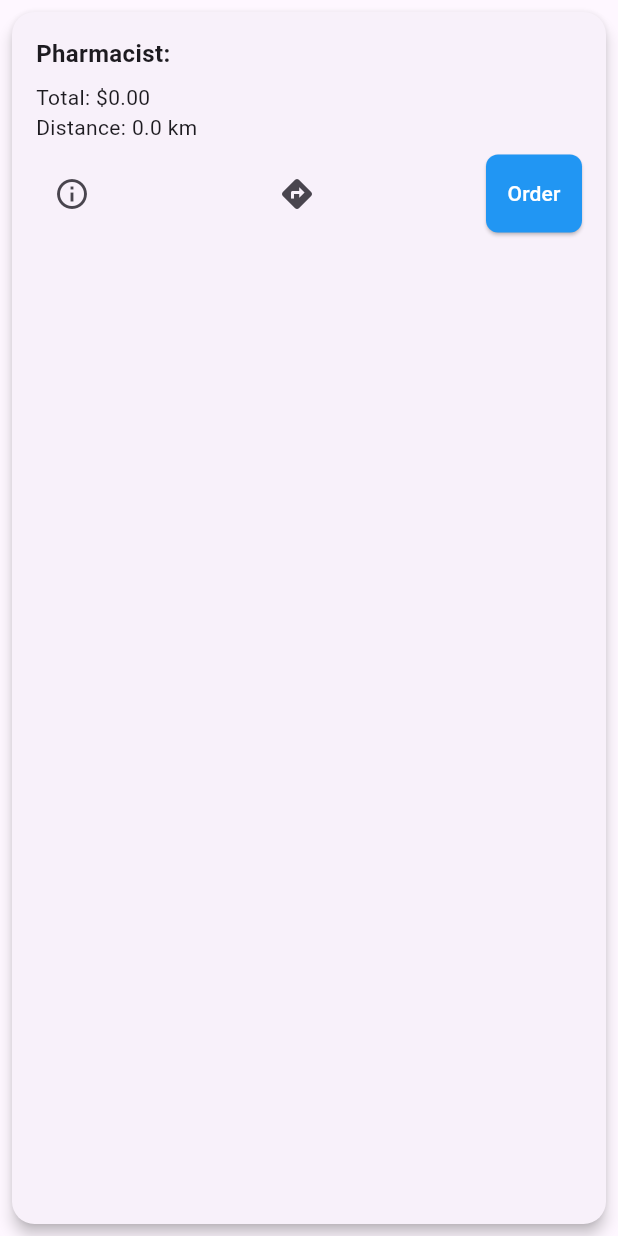
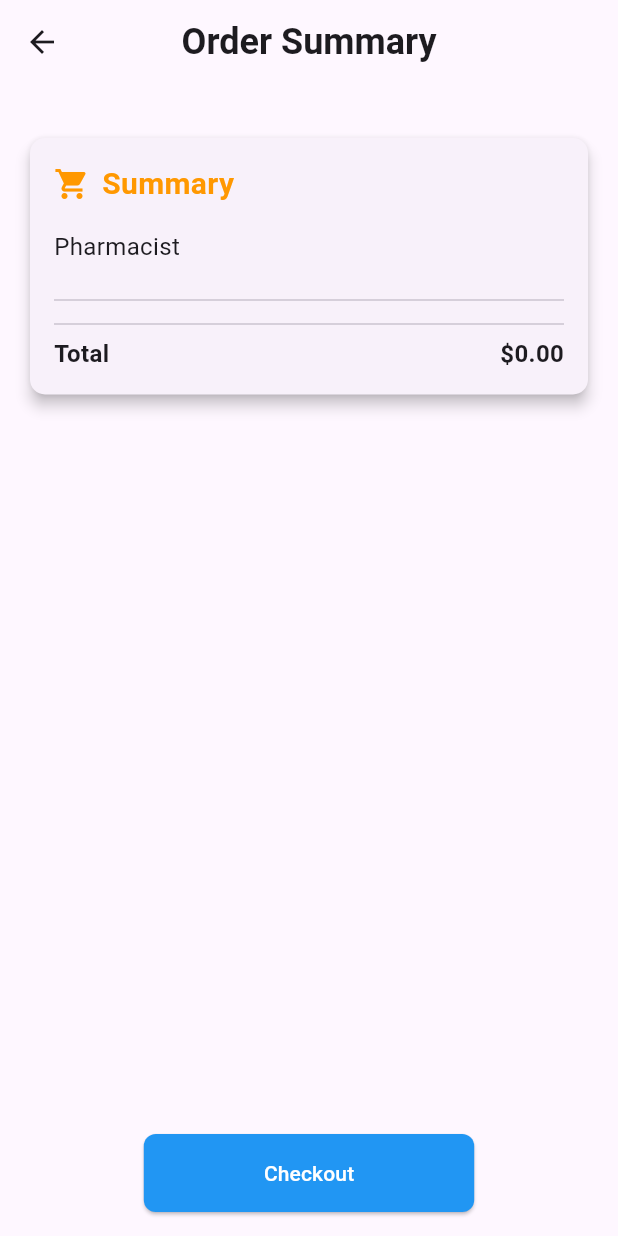
Before and after one commit to shashidil/Mediconnect_Mobile, a Flutter app: the ResponseCard widget shown alone on an empty page, opened directly with empty values, after a tap on "Order", on a phone screen of 412 x 824 dp. Run offline on Flutter 3.47's test engine with Material 3 defaults, Android fonts, the phone set to English and light mode, and no system bars; our stand-ins replace firebase_core, firebase_messaging, fl_chart, flutter_local_notifications, flutter_secure_storage, image_picker; missing offline and left inert: flutter_stripe, stomp_dart_client; accounts and stored records are empty; network calls fail.

Commit message:
fix-stripe error

```diff
--- a/lib/Screen/Login.dart
+++ b/lib/Screen/Login.dart
@@ -168,11 +168,11 @@ class _LoginScreenState extends State<LoginScreen> {
                 WidgetHelpers.buildCommonButton(
                   text: 'Login',
                   onPressed: _login,
-                  backgroundColor: Colors.blue,
+                  backgroundColor: const Color(0xFF2E384D),
                   textColor: Colors.white,
                   borderRadius: 10.0,
                   paddingVertical: 16.0,
-                  paddingHorizontal: 5,
+                  paddingHorizontal: 50,
                 ),
                 const SizedBox(height: 20),
                 Row(
--- a/lib/Screen/PaymentScreen.dart
+++ b/lib/Screen/PaymentScreen.dart
@@ -1,224 +1,192 @@
-// import 'package:flutter/material.dart';
-// import 'package:flutter_stripe/flutter_stripe.dart' as stripe; // Alias the Stripe package
-// import '../Model/ResponseData.dart';
-// import '../Sevices/API/OrderAPI.dart';
-// import '../Sevices/Auth/UserSession.dart';
-// import '../Widget/Common/PurchaseSuccess.dart';
-//
-// class PaymentScreen extends StatefulWidget {
-//   final ResponseData data;
-//
-//   const PaymentScreen({Key? key, required this.data}) : super(key: key);
-//
-//   @override
-//   _PaymentScreenState createState() => _PaymentScreenState();
-// }
-//
-// class _PaymentScreenState extends State<PaymentScreen> {
-//   late String orderNumber;
-//   bool isOrderCompleted = false;
-//   stripe.CardFieldInputDetails? cardDetails;
-//   TextEditingController _cardHolderNameController = TextEditingController();
-//   String cardType = 'Visa';
-//   String orderType = 'Pickup';
-//
-//   @override
-//   void initState() {
-//     super.initState();
-//     orderNumber = 'ORD#${DateTime.now().millisecondsSinceEpoch}';
-//   }
-//
-//   Future<void> handleOrderCompletion() async {
-//     setState(() {
-//       isOrderCompleted = true;
-//     });
-//   }
-//
-//   Future<void> handlePayment() async {
-//     if (cardDetails == null || !cardDetails!.complete) {
-//       ScaffoldMessenger.of(context).showSnackBar(
-//         SnackBar(content: Text('Please enter your card details')),
-//       );
-//       return;
-//     }
-//
-//     if (_cardHolderNameController.text.isEmpty) {
-//       ScaffoldMessenger.of(context).showSnackBar(
-//         SnackBar(content: Text('Please enter the card holder\'s name')),
-//       );
-//       return;
-//     }
-//
-//     try {
-//       final paymentMethod = await stripe.Stripe.instance.createPaymentMethod(
-//         params: stripe.PaymentMethodParams.card(
-//           paymentMethodData: stripe.PaymentMethodData(
-//             billingDetails: stripe.BillingDetails(
-//               name: _cardHolderNameController.text, // Card holder's name
-//             ),
-//           ),
-//         ),
-//       );
-//
-//       final response = await OrderAPI.processOrderPayment(
-//         widget.data.id,
-//         orderNumber,
-//         widget.data.pharmacistId ?? 0, // Provide a fallback if pharmacistId is null
-//         int.parse(await UserSession.getUserId() ?? '0'), // Handle userId as nullable
-//         cardType, // Payment method type
-//         widget.data.total,
-//         paymentMethod.id, // Pass the PaymentMethod ID to the backend
-//       );
-//
-//       if (response['success']) {
-//         handleOrderCompletion();
-//       } else {
-//         ScaffoldMessenger.of(context).showSnackBar(
-//           SnackBar(content: Text('Payment failed')),
-//         );
-//       }
-//     } catch (e) {
-//       ScaffoldMessenger.of(context).showSnackBar(
-//         SnackBar(content: Text('Payment processing error: $e')),
-//       );
-//     }
-//   }
-//
-//   @override
-//   Widget build(BuildContext context) {
-//     return Scaffold(
-//       appBar: AppBar(title: Text('Payment')),
-//       body: isOrderCompleted
-//           ? PurchaseSuccess(orderNumber: orderNumber)
-//           : SingleChildScrollView(
-//         padding: const EdgeInsets.all(16.0),
-//         child: Column(
-//           crossAxisAlignment: CrossAxisAlignment.start,
-//           children: [
-//             Text(
-//               'Order Summary',
-//               style: TextStyle(fontSize: 18, fontWeight: FontWeight.bold),
-//             ),
-//             SizedBox(height: 10),
-//             Card(
-//               elevation: 4,
-//               shape: RoundedRectangleBorder(
-//                 borderRadius: BorderRadius.circular(10),
-//               ),
-//               child: Padding(
-//                 padding: const EdgeInsets.all(16.0),
-//                 child: Column(
-//                   crossAxisAlignment: CrossAxisAlignment.start,
-//                   children: [
-//                     Text('Pharmacist Name: ${widget.data.pharmacistName}'),
-//                     Text('Order Number: $orderNumber'),
-//                     Text('Invoice Number: ${widget.data.invoiceNumber}'),
-//                     Text('Total: \$${widget.data.total?.toStringAsFixed(2)}'),
-//                   ],
-//                 ),
-//               ),
-//             ),
-//             SizedBox(height: 20),
-//             Text(
-//               'Payment Method',
-//               style: TextStyle(fontSize: 18, fontWeight: FontWeight.bold),
-//             ),
-//             SizedBox(height: 10),
-//             Card(
-//               elevation: 4,
-//               shape: RoundedRectangleBorder(
-//                 borderRadius: BorderRadius.circular(10),
-//               ),
-//               child: Padding(
-//                 padding: const EdgeInsets.all(16.0),
-//                 child: Column(
-//                   children: [
-//                     TextField(
-//                       controller: _cardHolderNameController,
-//                       decoration: InputDecoration(
-//                         labelText: 'Card Holder Name',
-//                       ),
-//                     ),
-//                     SizedBox(height: 10),
-//                     stripe.CardField(
-//                       onCardChanged: (card) {
-//                         setState(() {
-//                           cardDetails = card;
-//                         });
-//                       },
-//                       decoration: InputDecoration(
-//                         border: OutlineInputBorder(),
-//                         labelText: 'Card Information',
-//                       ),
-//                     ),
-//                     SizedBox(height: 15),
-//                     Row(
-//                       mainAxisAlignment: MainAxisAlignment.spaceBetween,
-//                       children: [
-//                         Expanded(
-//                           child: DropdownButtonFormField<String>(
-//                             value: cardType,
-//                             decoration: InputDecoration(
-//                               labelText: 'Card Type',
-//                               border: OutlineInputBorder(),
-//                             ),
-//                             items: ['Visa', 'MasterCard'].map((String value) {
-//                               return DropdownMenuItem<String>(
-//                                 value: value,
-//                                 child: Text(value),
-//                               );
-//                             }).toList(),
-//                             onChanged: (newValue) {
-//                               setState(() {
-//                                 cardType = newValue!;
-//                               });
-//                             },
-//                           ),
-//                         ),
-//                         SizedBox(width: 10),
-//                         Expanded(
-//                           child: DropdownButtonFormField<String>(
-//                             value: orderType,
-//                             decoration: InputDecoration(
-//                               labelText: 'Order Type',
-//                               border: OutlineInputBorder(),
-//                             ),
-//                             items: ['Pickup', 'Delivery'].map((String value) {
-//                               return DropdownMenuItem<String>(
-//                                 value: value,
-//                                 child: Text(value),
-//                               );
-//                             }).toList(),
-//                             onChanged: (newValue) {
-//                               setState(() {
-//                                 orderType = newValue!;
-//                               });
-//                             },
-//                           ),
-//                         ),
-//                       ],
-//                     ),
-//                   ],
-//                 ),
-//               ),
-//             ),
-//             SizedBox(height: 20),
-//             Center(
-//               child: ElevatedButton(
-//                 onPressed: handlePayment,
-//                 style: ElevatedButton.styleFrom(
-//                   padding: EdgeInsets.symmetric(horizontal: 50, vertical: 15),
-//                   textStyle: TextStyle(fontSize: 16, fontWeight: FontWeight.bold),
-//                   shape: RoundedRectangleBorder(
-//                     borderRadius: BorderRadius.circular(8),
-//                   ),
-//                 ),
-//                 child: Text('Pay Now'),
-//               ),
-//             ),
-//           ],
-//         ),
-//       ),
-//     );
-//   }
-// }
+import 'dart:math';
+import 'package:flutter/material.dart';
+import 'package:flutter_stripe/flutter_stripe.dart' as stripe;
+import 'package:medi_connect/Sevices/Auth/UserSession.dart';
+import 'package:medi_connect/Widget/Common/PurchaseSuccess.dart';
+import '../Model/ResponseData.dart';
+import '../Sevices/API/OrderAPI.dart';
+import '../Widget/WidgetHelpers.dart';
+
+class PaymentScreen extends StatefulWidget {
+  final ResponseData data;
+
+  const PaymentScreen({super.key, required this.data});
+
+  @override
+  _PaymentScreenState createState() => _PaymentScreenState();
+}
+
+class _PaymentScreenState extends State<PaymentScreen> {
+  bool _isLoading = false;
+  late String _orderNumber;
+
+  String generateOrderNumber() {
+    final random = Random();
+    final orderNumber = random.nextInt(9000) + 1000; // Generates a number between 1000 and 9999
+    return 'ORD#$orderNumber';
+  }
+
+  Future<void> initPaymentSheet() async {
+    try {
+      setState(() {
+        _isLoading = true;
+        _orderNumber = generateOrderNumber();
+      });
+
+      // 1. Create payment intent by calling the backend API via OrderAPI
+      final paymentData = await OrderAPI.createPaymentIntent(
+        widget.data.id,
+        widget.data.total,
+      );
+
+      // 2. Initialize the payment sheet with the client secret from the backend
+      await stripe.Stripe.instance.initPaymentSheet(
+        paymentSheetParameters: stripe.SetupPaymentSheetParameters(
+          paymentIntentClientSecret: paymentData['client_secret'], // Client secret from the backend
+          merchantDisplayName: 'MediConnect Pharmacy',
+          style: ThemeMode.system,
+          customerId: paymentData['customer'], // Optional: if you are managing customers
+          customerEphemeralKeySecret: paymentData['ephemeralKey'], // Optional: if you are managing customers
+          googlePay: const stripe.PaymentSheetGooglePay(
+            merchantCountryCode: 'US',
+            testEnv: true,
+          ),
+        ),
+      );
+
+      setState(() {
+        _isLoading = false;
+      });
+    } catch (e) {
+      setState(() {
+        _isLoading = false;
+      });
+      ScaffoldMessenger.of(context).showSnackBar(SnackBar(content: Text('Error initializing payment: $e')));
+      print(e);
+    }
+  }
+
+  Future<void> presentPaymentSheet() async {
+    try {
+      final userId = int.parse(await UserSession.getUserId() ?? '0');
+      // 3. Present the payment sheet
+      await stripe.Stripe.instance.presentPaymentSheet();
+
+      //  4. Confirm the payment by calling the backend's processOrderPayment API
+      await OrderAPI.processOrderPayment(
+        widget.data.id,
+        _orderNumber,
+        widget.data.pharmacistId,
+        userId,
+        'card',
+        widget.data.total,
+      );
+      Navigator.push(
+        context,
+        MaterialPageRoute(
+          builder: (context) => PurchaseSuccess(orderNumber: _orderNumber),
+        ),
+      );
+      ScaffoldMessenger.of(context).showSnackBar(const SnackBar(content: Text('Payment successful!')));
+    } catch (e) {
+      ScaffoldMessenger.of(context).showSnackBar(SnackBar(content: Text('Payment failed: $e')));
+      print(e);
+    }
+  }
+
+  @override
+  Widget build(BuildContext context) {
+    return Scaffold(
+      appBar: AppBar(
+        title: const Text('Order Summary', style: TextStyle(fontSize: 24, fontWeight: FontWeight.bold)),
+        centerTitle: true,
+      ),
+      body: Padding(
+        padding: const EdgeInsets.all(16.0),
+        child: Column(
+          crossAxisAlignment: CrossAxisAlignment.start,
+          children: [
+            const SizedBox(height: 16),
+            _buildOrderSummary(),
+            const Spacer(),
+            _isLoading
+                ? const Center(child: CircularProgressIndicator())
+                : Center(
+              child: WidgetHelpers.buildCommonButton(
+                text: 'Checkout',
+                onPressed: () async {
+                  await initPaymentSheet(); // Initialize the payment sheet
+                  await presentPaymentSheet(); // Present the payment sheet
+                },
+                backgroundColor: Colors.blue, // Your desired button color
+                textColor: Colors.white, // White text color
+                paddingVertical: 16.0, // Custom padding for better button design
+                borderRadius: 8.0,
+                paddingHorizontal: 80.0,
+              ),
+            ),
+          ],
+        ),
+      ),
+    );
+  }
+
+  // Build Order Summary widget
+  Widget _buildOrderSummary() {
+    return Card(
+      elevation: 4,
+      shape: RoundedRectangleBorder(borderRadius: BorderRadius.circular(10)),
+      child: Padding(
+        padding: const EdgeInsets.all(16.0),
+        child: Column(
+          crossAxisAlignment: CrossAxisAlignment.start,
+          children: [
+            Row(
+              children: const [
+                Icon(Icons.shopping_cart, color: Colors.orange),
+                SizedBox(width: 8),
+                Text('Summary', style: TextStyle(fontSize: 20, fontWeight: FontWeight.bold, color: Colors.orange)),
+              ],
+            ),
+            const SizedBox(height: 16),
+            _buildSummaryRow('Pharmacist', widget.data.pharmacistName),
+            const SizedBox(height: 16),
+            const Divider(),
+            ..._buildMedicationDetails(),
+            const Divider(),
+            _buildSummaryRow('Total', '\$${widget.data.total?.toStringAsFixed(2) ?? 'N/A'}', isBold: true),
+          ],
+        ),
+      ),
+    );
+  }
+
+  // Build summary row for labels and values
+  Widget _buildSummaryRow(String label, String? value, {bool isBold = false}) {
+    return Row(
+      mainAxisAlignment: MainAxisAlignment.spaceBetween,
+      children: [
+        Text(
+          label,
+          style: TextStyle(fontSize: 16, fontWeight: isBold ? FontWeight.bold : FontWeight.normal),
+        ),
+        Text(
+          value ?? 'N/A',
+          style: TextStyle(fontSize: 16, fontWeight: isBold ? FontWeight.bold : FontWeight.normal),
+        ),
+      ],
+    );
+  }
+
+  // Build medication details in the summary
+  List<Widget> _buildMedicationDetails() {
+    return widget.data.medications
+        .map(
+          (med) => Padding(
+        padding: const EdgeInsets.symmetric(vertical: 8.0),
+        child: _buildSummaryRow('${med.medicationName} - ${med.medicationDosage} units', '\$${med.amount.toStringAsFixed(2)}'),
+      ),
+    )
+        .toList();
+  }
+}
--- a/lib/Screen/ResponseCard.dart
+++ b/lib/Screen/ResponseCard.dart
@@ -2,12 +2,12 @@ import 'package:flutter/material.dart';
 import 'package:url_launcher/url_launcher.dart';
 import '../Model/ResponseData.dart';
 import '../Widget/WidgetHelpers.dart';
+import 'PaymentScreen.dart';
 
 class ResponseCard extends StatelessWidget {
   final ResponseData data;
-  final VoidCallback onOrderSuccess;
 
-  const ResponseCard({super.key, required this.data, required this.onOrderSuccess});
+  const ResponseCard({super.key, required this.data});
 
   void _openGoogleMaps() async {
     final Uri url = Uri.parse(
@@ -21,8 +21,12 @@ class ResponseCard extends StatelessWidget {
   }
 
   void _orderMedications(BuildContext context) {
-    // Logic to order medications, upon success:
-    onOrderSuccess();  // Call the success callback to remove the card
+    Navigator.push(
+      context,
+      MaterialPageRoute(
+        builder: (context) => PaymentScreen(data: data),
+      ),
+    );
   }
 
   void _showDetailsModal(BuildContext context) {
--- a/lib/Screen/Resposes.dart
+++ b/lib/Screen/Resposes.dart
@@ -91,7 +91,7 @@ class _ResponseScreenState extends State<ResponseScreen> {
               itemBuilder: (context, index) {
                 return ResponseCard(
                   data: _responseData[index],
-                  onOrderSuccess: () => _removeResponseByPrescriptionId(_responseData[index].prescriptionId),
+
                 );
               },
             );
--- a/lib/Sevices/API/FireBaseAPI.dart
+++ b/lib/Sevices/API/FireBaseAPI.dart
@@ -1,7 +1,5 @@
-import 'package:firebase_core/firebase_core.dart';
 import 'package:firebase_messaging/firebase_messaging.dart';
 import 'package:flutter_local_notifications/flutter_local_notifications.dart';
-import 'package:medi_connect/Sevices/API/LoginAPI.dart';
 
 
 class FireBaseAPI {
--- a/lib/main.dart
+++ b/lib/main.dart
@@ -1,6 +1,7 @@
 import 'package:firebase_core/firebase_core.dart';
 import 'package:firebase_messaging/firebase_messaging.dart';
 import 'package:flutter/material.dart';
+import 'package:flutter_stripe/flutter_stripe.dart';
 import 'package:medi_connect/Screen/Login.dart';
 
 import 'Sevices/API/FireBaseAPI.dart';
@@ -15,6 +16,7 @@ Future<void> main() async {
   WidgetsFlutterBinding.ensureInitialized();
   await Firebase.initializeApp();
   FirebaseMessaging.onBackgroundMessage(firebaseMessagingBackgroundHandler);
+  Stripe.publishableKey = "pk_test_51PlqqoBk6PYt3LyQFjp7Fgafw2HQtEYKLFw4BO5JbOhN5KMKM7BmWA9BUW3WENzPkq4NdiqaH6QKHGxWGNi7KbAL00XSGnPogD";
   await FireBaseAPI().initNotification();
 
   runApp(const MyApp());
--- a/pubspec.yaml
+++ b/pubspec.yaml
@@ -53,6 +53,7 @@ dependencies:
   firebase_core: ^2.24.2
   firebase_messaging: ^14.7.10
   flutter_local_notifications: ^17.2.2
+  flutter_stripe: ^11.0.0
 dev_dependencies:
   flutter_test:
     sdk: flutter
@@ -78,3 +79,4 @@ flutter:
     - assets/images/login.jpg
     - assets/images/logo.png
     - assets/images/login_cover.jpg
+    - assets/images/hero_image.jpg
```
Also changed, not shown: lib/Screen/PatientOverview.dart (+15 -2 lines), lib/Sevices/API/OrderAPI.dart (+26 -12 lines), lib/Widget/Common/PurchaseSuccess.dart (+7 -1 lines), pubspec.lock, 5 other files.
